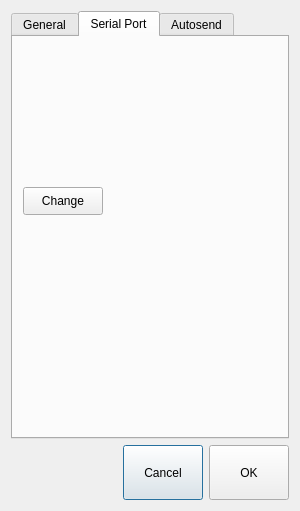
Before: the Qt Designer form generalsettingdialog.ui in mishkoLitvin/L_Aries-progect, drawn with Qt 5.
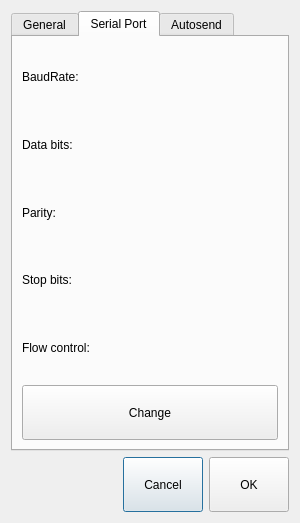
After: the same form once the commit is applied. The open tabs and pages were chosen to show the change.

Commit message: Serial port settings are now displayed in general settings dialog

Patch:
```diff
--- a/generalsettingdialog.ui
+++ b/generalsettingdialog.ui
@@ -7,7 +7,7 @@
     <x>0</x>
     <y>0</y>
     <width>300</width>
-    <height>511</height>
+    <height>523</height>
    </rect>
   </property>
   <property name="windowTitle">
@@ -170,19 +170,60 @@
       <attribute name="title">
        <string>Serial Port</string>
       </attribute>
-      <widget class="QPushButton" name="pButtonChangeSerialSettings">
-       <property name="geometry">
-        <rect>
-         <x>10</x>
-         <y>150</y>
-         <width>80</width>
-         <height>28</height>
-        </rect>
-       </property>
-       <property name="text">
-        <string>Change</string>
-       </property>
-      </widget>
+      <layout class="QVBoxLayout" name="verticalLayout_6">
+       <item>
+        <layout class="QVBoxLayout" name="verticalLayout_5">
+         <item>
+          <widget class="QLabel" name="lBaudRate">
+           <property name="text">
+            <string>BaudRate:</string>
+           </property>
+          </widget>
+         </item>
+         <item>
+          <widget class="QLabel" name="lDataBits">
+           <property name="text">
+            <string>Data bits:</string>
+           </property>
+          </widget>
+         </item>
+         <item>
+          <widget class="QLabel" name="lParity">
+           <property name="text">
+            <string>Parity:</string>
+           </property>
+          </widget>
+         </item>
+         <item>
+          <widget class="QLabel" name="lStopBits">
+           <property name="text">
+            <string>Stop bits:</string>
+           </property>
+          </widget>
+         </item>
+         <item>
+          <widget class="QLabel" name="lFlowControl">
+           <property name="text">
+            <string>Flow control:</string>
+           </property>
+          </widget>
+         </item>
+        </layout>
+       </item>
+       <item>
+        <widget class="QPushButton" name="pButtonChangeSerialSettings">
+         <property name="minimumSize">
+          <size>
+           <width>55</width>
+           <height>55</height>
+          </size>
+         </property>
+         <property name="text">
+          <string>Change</string>
+         </property>
+        </widget>
+       </item>
+      </layout>
      </widget>
      <widget class="QWidget" name="tab">
       <attribute name="title">
```
Left out of the diff: 2 changed lines with no effect on the pictures. The commit also changes 4 other files.
